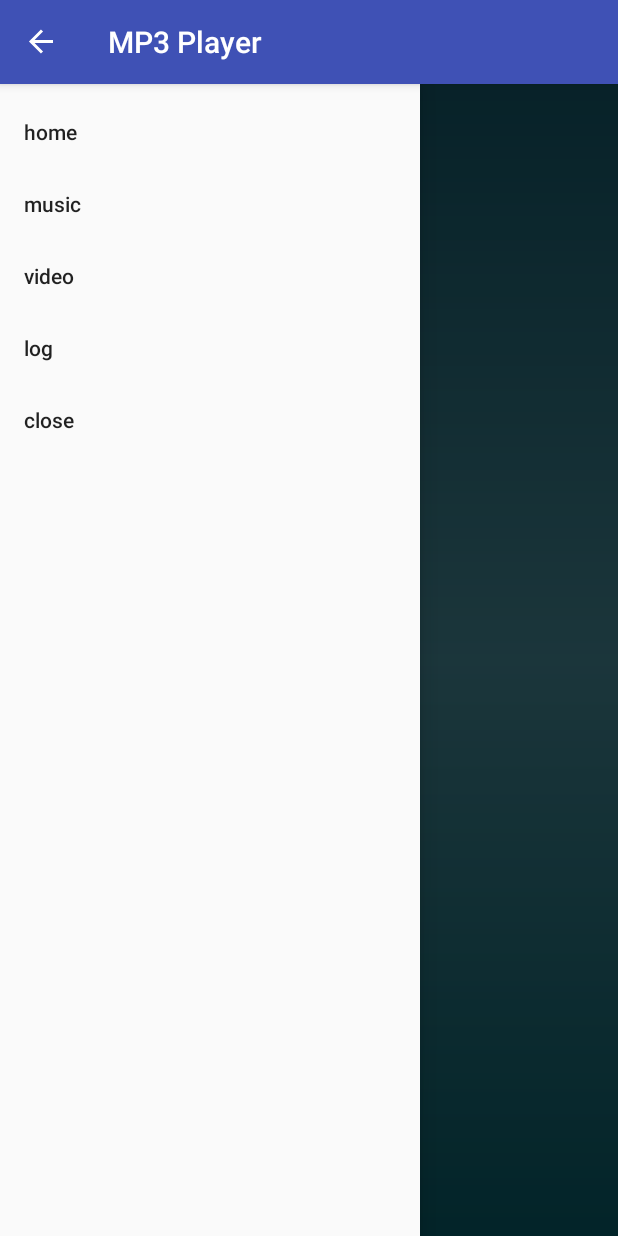
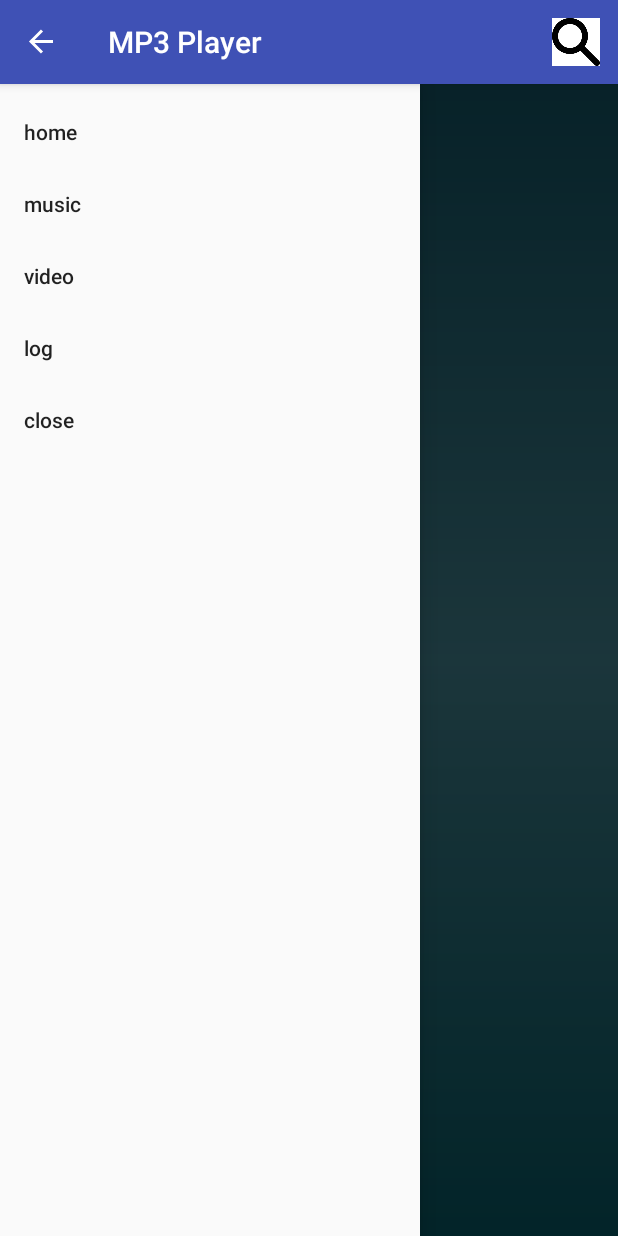
Before and after one commit to ahmedeid6798/MP3Player5, an Android app: the screen it shows after launch (MainActivity), with the side drawer open, on a phone screen of 412 x 824 dp. Run offline under Robolectric (Android 15) with nearby library versions, the phone set to English and light mode, and no system bars; 1 statement that could not run was skipped.

Commit message:
المشكلة واضحة وباللون الاحمر للاعمي اللي هييجي يقولي مش لاقيها

```diff
--- a/app/src/main/java/com/example/tecno/mp3player/MainActivity.java
+++ b/app/src/main/java/com/example/tecno/mp3player/MainActivity.java
@@ -8,14 +8,18 @@ import android.support.v4.widget.DrawerLayout;
 import android.support.v7.app.ActionBarDrawerToggle;
 import android.support.v7.app.AppCompatActivity;
 import android.os.Bundle;
+import android.view.Menu;
+import android.view.MenuInflater;
 import android.view.MenuItem;
 import android.view.View;
 import android.view.ViewGroup;
+import android.widget.Adapter;
 import android.widget.AdapterView;
 import android.widget.ArrayAdapter;
 import android.widget.BaseAdapter;
 import android.widget.ImageView;
 import android.widget.ListView;
+import android.widget.SearchView;
 import android.widget.TextView;
 import android.widget.Toast;
 
@@ -29,6 +33,9 @@ public class MainActivity extends AppCompatActivity implements NavigationView.On
     private DrawerLayout drawerLayout;
     private ActionBarDrawerToggle actionBarDrawerToggle;
     NavigationView navigationView;
+    MenuInflater menuInflater;
+    MenuItem menuItem;
+    SearchView searchView;
 
 
     @Override
@@ -113,4 +120,25 @@ public class MainActivity extends AppCompatActivity implements NavigationView.On
         }
         return false;
     }
+
+    @Override
+    public boolean onCreateOptionsMenu(Menu menu) {
+        menuInflater=getMenuInflater();
+        menuInflater.inflate(R.menu.menu_search,menu);
+        menuItem=menu.findItem(R.id.menuSearch);
+        searchView=(SearchView)menuItem.getActionView();
+        searchView.setOnQueryTextListener(new SearchView.OnQueryTextListener() {
+            @Override
+            public boolean onQueryTextSubmit(String s) {
+                return false;
+            }
+
+            @Override
+            public boolean onQueryTextChange(String s) {
+           //     adb.getFilter().filter(s);
+                return false;
+            }
+        });
+        return super.onCreateOptionsMenu(menu);
+    }
 }
--- /dev/null
+++ b/app/src/main/res/menu/menu_search.xml
@@ -0,0 +1,12 @@
+<?xml version="1.0" encoding="utf-8"?>
+<menu xmlns:app="http://schemas.android.com/apk/res-auto"
+    xmlns:android="http://schemas.android.com/apk/res/android">
+    <item android:id="@+id/menuSearch"
+        android:title="Search"
+        android:icon="@drawable/iconSearch1"
+        app:actionViewClass="android.widgets.SearchView"
+        app:showAsAction="always"
+        ></item>
+
+
+</menu>
```
Also changed, not shown: app/src/main/res/drawable/iconSearch1.png (added), app/src/main/res/drawable/iconSearch2.png (added).
